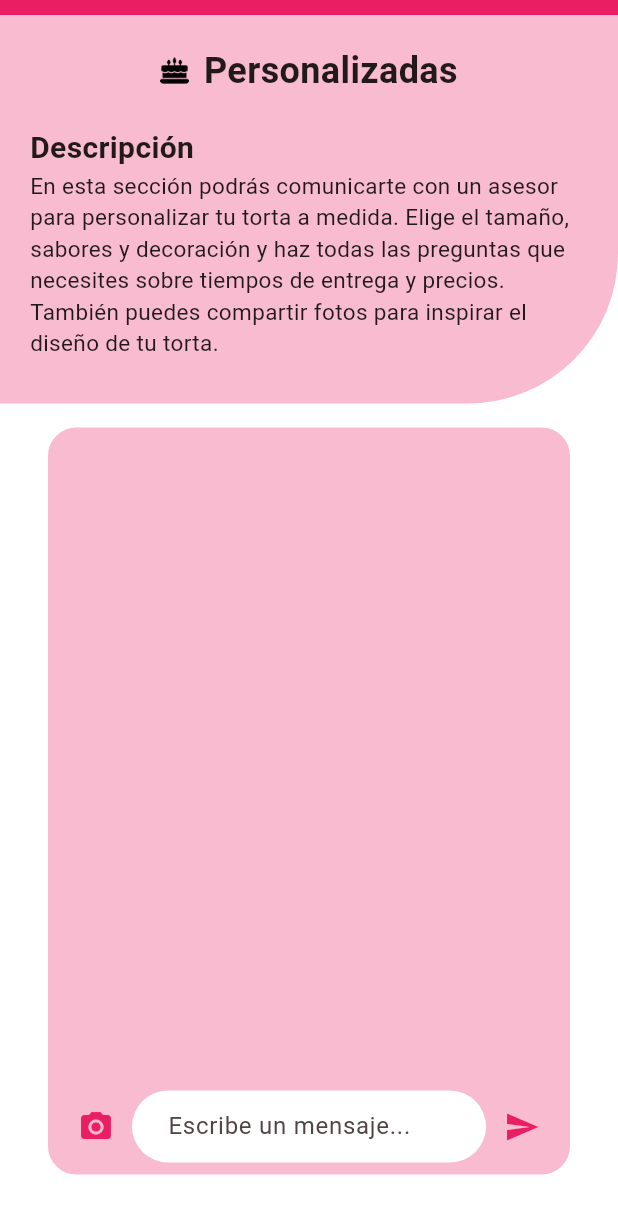
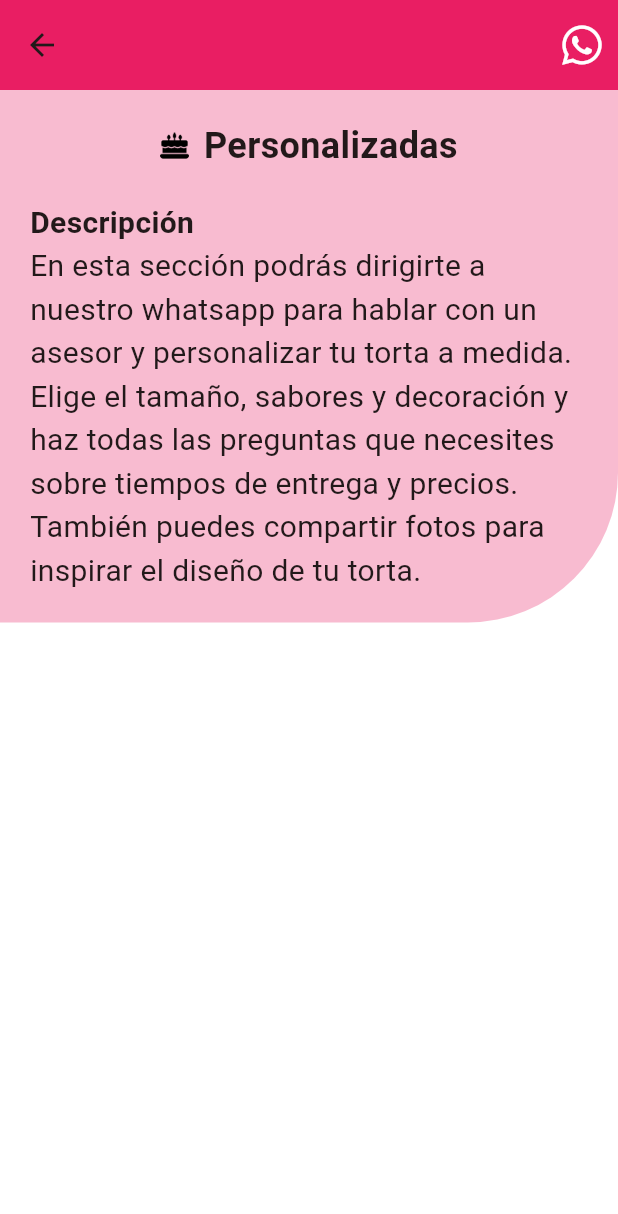
Before and after one commit to ProyectoFinal2024Moviles/el_taller_del_dulce, a Flutter app: the PersonalizadasPage screen opened directly, on a phone screen of 412 x 824 dp. Shown: the top 1214 px of the screen. Run offline on Flutter 3.47's test engine with Material 3 defaults, Android fonts, the phone set to English and light mode, and no system bars; our stand-ins replace font_awesome_flutter, get, image_picker.

Commit message:
se crearon los diferentes tipos de paginas, se creó la sección de Personalizadas y se ajustaron unos detalles esteticos de la barra de busqueda de productos

```diff
--- a/lib/main.dart
+++ b/lib/main.dart
@@ -29,7 +29,7 @@ class MyApp extends StatelessWidget {
       ),
       initialRoute: '//',
       routes: {
-        '//': (context) => HomePage(),
+        '//': (context) => NavigationMenu(),
       },
       home: const SplashPage(),
     );
--- a/lib/pages/types/personalizadas.dart
+++ b/lib/pages/types/personalizadas.dart
@@ -1,7 +1,8 @@
 import 'dart:io';
-
 import 'package:flutter/material.dart';
 import 'package:image_picker/image_picker.dart';
+import 'package:url_launcher/url_launcher.dart';
+import 'package:font_awesome_flutter/font_awesome_flutter.dart';
 
 class PersonalizadasPage extends StatefulWidget {
   @override
@@ -32,6 +33,19 @@ class _PersonalizadasPageState extends State<PersonalizadasPage> {
     }
   }
 
+  Future<void> _launchWhatsApp() async {
+    const phoneNumber = '+573023421308';
+    const message = 'Hola, me gustaría personalizar una torta.';
+    final url =
+        'https://wa.me/$phoneNumber?text=${Uri.encodeComponent(message)}';
+
+    if (await canLaunch(url)) {
+      await launch(url);
+    } else {
+      throw 'No se pudo abrir $url';
+    }
+  }
+
   @override
   Widget build(BuildContext context) {
     return Scaffold(
@@ -39,7 +53,15 @@ class _PersonalizadasPageState extends State<PersonalizadasPage> {
       appBar: AppBar(
         backgroundColor: Colors.pink,
         elevation: 0,
-        toolbarHeight: 10,
+        toolbarHeight: 60,
+        actions: [
+          IconButton(
+            icon: FaIcon(FontAwesomeIcons.whatsapp),
+            onPressed: _launchWhatsApp,
+            color: Colors.white,
+            iconSize: 30.0,
+          ),
+        ],
       ),
       body: SingleChildScrollView(
         padding: const EdgeInsets.only(top: 0),
@@ -84,85 +106,14 @@ class _PersonalizadasPageState extends State<PersonalizadasPage> {
                       ),
                       const SizedBox(width: 10),
                       const Text(
-                        "En esta sección podrás comunicarte con un asesor para personalizar tu torta a medida. Elige el "
+                        "En esta sección podrás dirigirte a nuestro whatsapp para hablar con un asesor y personalizar tu torta a medida. Elige el "
                         "tamaño, sabores y decoración y haz todas las preguntas que necesites sobre tiempos de entrega "
                         "y precios. También puedes compartir fotos para inspirar el diseño de tu torta.",
-                        style: TextStyle(fontSize: 15),
+                        style: TextStyle(fontSize: 20),
                       ),
-                      const SizedBox(height: 10),
+                      const SizedBox(width: 50),
                     ],
                   ),
-                ),
-              ),
-              const SizedBox(height: 15),
-              Container(
-                height: 500,
-                width: 350,
-                decoration: BoxDecoration(
-                  color: const Color(0xFFF8BBD0),
-                  borderRadius: BorderRadius.circular(20),
-                  border: Border.all(color: Colors.white),
-                ),
-                child: Column(
-                  children: <Widget>[
-                    Expanded(
-                      child: ListView.builder(
-                        itemCount: _messages.length,
-                        itemBuilder: (context, index) {
-                          return Container(
-                            margin: EdgeInsets.symmetric(
-                                vertical: 5, horizontal: 10),
-                            padding: EdgeInsets.all(10),
-                            decoration: BoxDecoration(
-                              color: Colors.white,
-                              borderRadius: BorderRadius.circular(10),
-                            ),
-                            child: _messages[index]['isImage']
-                                ? Image.file(
-                                    File(_messages[index]['text']),
-                                    fit: BoxFit.cover,
-                                  )
-                                : Text(_messages[index]['text']),
-                          );
-                        },
-                      ),
-                    ),
-                    Padding(
-                      padding: const EdgeInsets.all(8.0),
-                      child: Row(
-                        children: <Widget>[
-                          IconButton(
-                            icon: Icon(Icons.camera_alt),
-                            onPressed: _sendImage,
-                            color: Colors.pink,
-                          ),
-                          Expanded(
-                            child: TextField(
-                              decoration: InputDecoration(
-                                hintText: 'Escribe un mensaje...',
-                                filled: true,
-                                fillColor: Colors.white,
-                                border: OutlineInputBorder(
-                                  borderRadius: BorderRadius.circular(30),
-                                  borderSide: BorderSide
-                                      .none, // Elimina el borde por defecto
-                                ),
-                                contentPadding: EdgeInsets.symmetric(
-                                    vertical: 10,
-                                    horizontal:
-                                        20), // Ajusta el padding interno
-                              ),
-                            ),
-                          ),
-                          IconButton(
-                            icon: Icon(Icons.send),
-                            onPressed: _sendMessage,
-                            color: Colors.pink,
-                          ),
-                        ],
-                      ),
-                    ),
-                  ],
                 ),
               ),
             ],
--- a/pubspec.yaml
+++ b/pubspec.yaml
@@ -35,7 +35,9 @@ dependencies:
   intl: ^0.19.0
   flutter:
     sdk: flutter
+  url_launcher: ^6.0.9
   image_picker: ^0.8.4+8
+  font_awesome_flutter: ^10.1.0
   flutter_localizations:
     sdk: flutter
 
```
Also changed, not shown: pubspec.lock.
